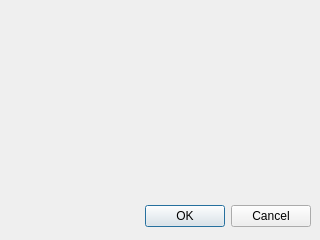
nvdungx/MarketCollect, file ui/DialogEmail.ui: the form before one commit.
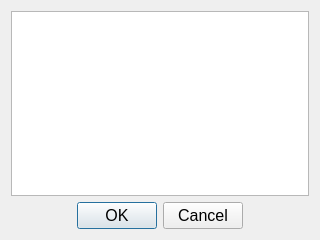
The form after the commit. Icons and pictures are not drawn.

Commit message:
[Common] Update class UI
Description:
  - Wrapper UI class
  - Module for report, amazon, ebay

Affected files:
  - <files>

What changed in the file:
```diff
--- a/ui/DialogEmail.ui
+++ b/ui/DialogEmail.ui
@@ -17,14 +17,19 @@
    <iconset>
     <normaloff>icons/icon-email-notification.png</normaloff>icons/icon-email-notification.png</iconset>
   </property>
+  <layout class="QVBoxLayout" name="verticalLayout">
+   <item>
+    <widget class="QTableView" name="tableView"/>
+   </item>
+   <item>
   <widget class="QDialogButtonBox" name="buttonBox">
-   <property name="geometry">
-    <rect>
-     <x>10</x>
-     <y>200</y>
-     <width>301</width>
-     <height>32</height>
-    </rect>
+     <property name="font">
+      <font>
+       <pointsize>12</pointsize>
+      </font>
+     </property>
+     <property name="layoutDirection">
+      <enum>Qt::LeftToRight</enum>
    </property>
    <property name="orientation">
     <enum>Qt::Horizontal</enum>
@@ -32,7 +37,12 @@
    <property name="standardButtons">
     <set>QDialogButtonBox::Cancel|QDialogButtonBox::Ok</set>
    </property>
-  </widget>
+     <property name="centerButtons">
+      <bool>true</bool>
+     </property>
+    </widget>
+   </item>
+  </layout>
  </widget>
  <resources/>
  <connections>
```
Lines whose indentation alone changed are shown as unchanged. The commit also changes 17 other files.
